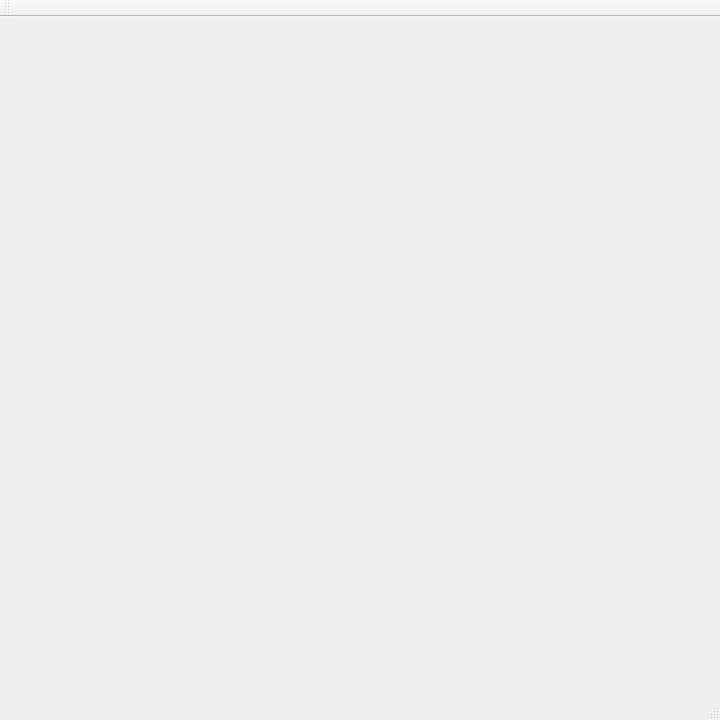
First picture: the form in NumericalCalulator/View/view.ui, repository cjwcommuny/Tiny-Symbol-Numerical-Calculator, before the edit.
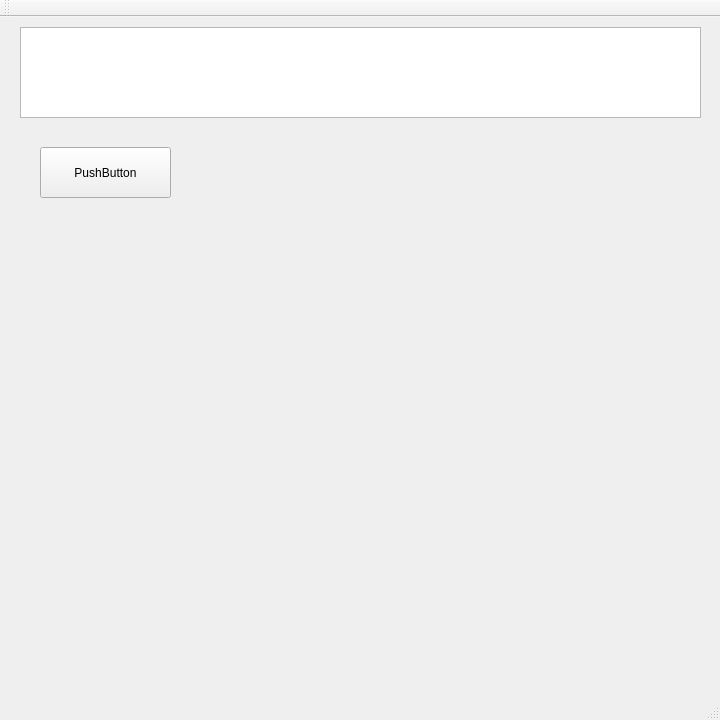
Second picture: the form after the edit.

Patch:
```diff
--- a/NumericalCalulator/View/view.ui
+++ b/NumericalCalulator/View/view.ui
@@ -13,7 +13,31 @@
   <property name="windowTitle">
    <string>MainWindow</string>
   </property>
-  <widget class="QWidget" name="centralWidget"/>
+  <widget class="QWidget" name="centralWidget">
+   <widget class="QPlainTextEdit" name="inputTextBox">
+    <property name="geometry">
+     <rect>
+      <x>20</x>
+      <y>10</y>
+      <width>681</width>
+      <height>91</height>
+     </rect>
+    </property>
+   </widget>
+   <widget class="QPushButton" name="returnButton">
+    <property name="geometry">
+     <rect>
+      <x>40</x>
+      <y>130</y>
+      <width>131</width>
+      <height>51</height>
+     </rect>
+    </property>
+    <property name="text">
+     <string>PushButton</string>
+    </property>
+   </widget>
+  </widget>
   <widget class="QMenuBar" name="menuBar">
    <property name="geometry">
     <rect>
```
Left out of the diff: 19 changed lines with no effect on the pictures.
